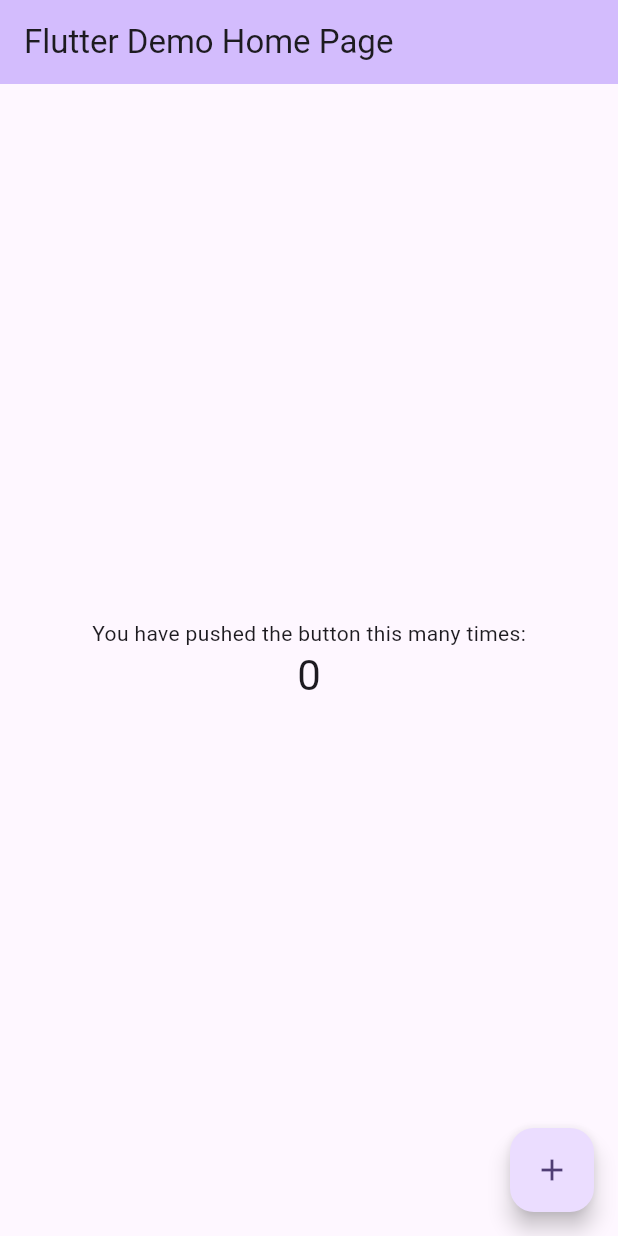
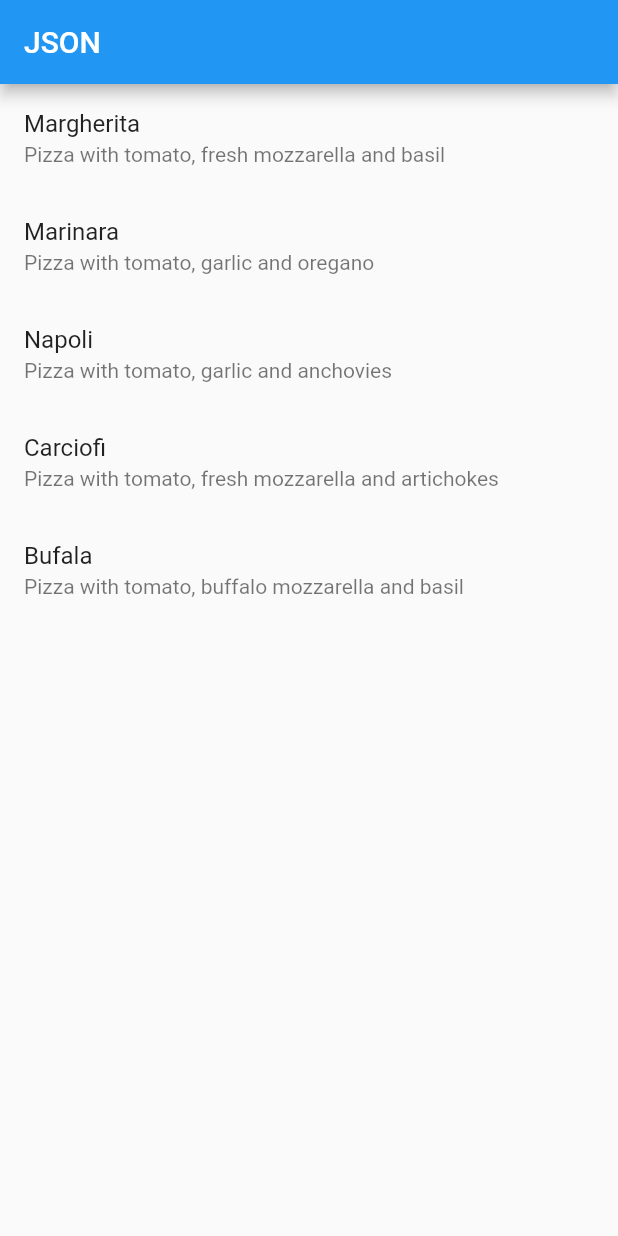
Before and after one commit to fouzia1146/Chap_nine_book, a Flutter app: the screen it shows after launch, on a phone screen of 412 x 824 dp. Run offline on Flutter 3.47's test engine with Material 2 defaults, Android fonts, the phone set to English and light mode, and no system bars; our stand-ins replace shared_preferences.

Commit message:
last commit

```diff
--- /dev/null
+++ b/assets/pizzalist.json
@@ -0,0 +1,37 @@
+[
+  {
+    "id": 1,
+    "pizzaName": "Margherita",
+    "description": "Pizza with tomato, fresh mozzarella and basil",
+    "price": 8.75,
+    "imageUrl": "images/margherita.png"
+  },
+  {
+    "id": 2,
+    "pizzaName": "Marinara",
+    "description": "Pizza with tomato, garlic and oregano",
+    "price": 7.50,
+    "imageUrl": "images/marinara.png"
+  },
+  {
+    "id": 3,
+    "pizzaName": "Napoli",
+    "description": "Pizza with tomato, garlic and anchovies",
+    "price": 9.50,
+    "imageUrl": "images/marinara.png"
+  },
+  {
+    "id": 4,
+    "pizzaName": "Carciofi",
+    "description": "Pizza with tomato, fresh mozzarella and artichokes",
+    "price": 8.80,
+    "imageUrl": "images/marinara.png"
+  },
+  {
+    "id": 5,
+    "pizzaName": "Bufala",
+    "description": "Pizza with tomato, buffalo mozzarella and basil",
+    "price": 12.50,
+    "imageUrl": "images/marinara.png"
+  }
+]
--- /dev/null
+++ b/assets/pizzalist_broken.json
@@ -0,0 +1,33 @@
+[
+  {
+    "id": "1",
+    "pizzaName": "Margherita",
+    "description": "Pizza with tomato, fresh mozzarella and basil",
+    "price": 8.75
+  },
+  {
+    "id": 2,
+    "description": 0,
+    "price": 7.50,
+    "imageUrl": "images/marinara.png"
+  },
+  {
+    "id": 3,
+    "pizzaName": "Napoli",
+    "price": 9.50,
+    "imageUrl": "images/marinara.png"
+  },
+  {
+    "id": 4,
+    "pizzaName": "Carciofi",
+    "description": "Pizza with tomato, fresh mozzarella and artichokes",
+    "price": "N/A",
+    "imageUrl": "images/marinara.png"
+  },
+  {
+    "id": 5,
+    "pizzaName": "Bufala",
+    "description": "Pizza with tomato, buffalo mozzarella and basil",
+    "imageUrl": "images/marinara.png"
+  }
+]
--- /dev/null
+++ b/lib/http_helper.dart
@@ -0,0 +1,22 @@
+import 'dart:io';
+import 'package:http/http.dart' as http;
+import 'dart:convert';
+import 'pizza.dart';
+
+class HttpHelper {
+  final String authority = '02z2g.mocklab.io';
+  final String path = 'pizzalist';
+
+  Future<List<Pizza>> getPizzaList() async {
+    final Uri url = Uri.https(authority, path);
+    final http.Response result = await http.get(url);
+    if (result.statusCode == HttpStatus.ok) {
+      final jsonResponse = json.decode(result.body);
+      List<Pizza> pizzas =
+      jsonResponse.map<Pizza>((i) => Pizza.fromJson(i)).toList();
+      return pizzas;
+    } else {
+      return [];
+    }
+  }
+}
--- a/lib/main.dart
+++ b/lib/main.dart
@@ -1,4 +1,7 @@
+import 'dart:convert';
+import './pizza.dart';
 import 'package:flutter/material.dart';
+import 'package:shared_preferences/shared_preferences.dart';
 
 void main() {
   runApp(const MyApp());
@@ -7,119 +10,83 @@ void main() {
 class MyApp extends StatelessWidget {
   const MyApp({super.key});
 
-  // This widget is the root of your application.
   @override
   Widget build(BuildContext context) {
     return MaterialApp(
       title: 'Flutter Demo',
       theme: ThemeData(
-        // This is the theme of your application.
-        //
-        // TRY THIS: Try running your application with "flutter run". You'll see
-        // the application has a blue toolbar. Then, without quitting the app,
-        // try changing the seedColor in the colorScheme below to Colors.green
-        // and then invoke "hot reload" (save your changes or press the "hot
-        // reload" button in a Flutter-supported IDE, or press "r" if you used
-        // the command line to start the app).
-        //
-        // Notice that the counter didn't reset back to zero; the application
-        // state is not lost during the reload. To reset the state, use hot
-        // restart instead.
-        //
-        // This works for code too, not just values: Most code changes can be
-        // tested with just a hot reload.
-        colorScheme: ColorScheme.fromSeed(seedColor: Colors.deepPurple),
-        useMaterial3: true,
+        primarySwatch: Colors.blue,
       ),
-      home: const MyHomePage(title: 'Flutter Demo Home Page'),
+      home: const MyHomePage(),
     );
   }
 }
 
 class MyHomePage extends StatefulWidget {
-  const MyHomePage({super.key, required this.title});
-
-  // This widget is the home page of your application. It is stateful, meaning
-  // that it has a State object (defined below) that contains fields that affect
-  // how it looks.
-
-  // This class is the configuration for the state. It holds the values (in this
-  // case the title) provided by the parent (in this case the App widget) and
-  // used by the build method of the State. Fields in a Widget subclass are
-  // always marked "final".
-
-  final String title;
+  const MyHomePage({super.key});
 
   @override
   State<MyHomePage> createState() => _MyHomePageState();
 }
 
 class _MyHomePageState extends State<MyHomePage> {
-  int _counter = 0;
+  //String pizzaString = '';
+  List<Pizza> myPizzas = [];
+  int appCounter = 0;
 
-  void _incrementCounter() {
-    setState(() {
-      // This call to setState tells the Flutter framework that something has
-      // changed in this State, which causes it to rerun the build method below
-      // so that the display can reflect the updated values. If we changed
-      // _counter without calling setState(), then the build method would not be
-      // called again, and so nothing would appear to happen.
-      _counter++;
+  @override
+  void initState() {
+    super.initState();
+    readJsonFile().then((value) {
+      setState(() {
+        myPizzas = value;
+      });
     });
+    readAndWritePreference();
   }
 
   @override
   Widget build(BuildContext context) {
-    // This method is rerun every time setState is called, for instance as done
-    // by the _incrementCounter method above.
-    //
-    // The Flutter framework has been optimized to make rerunning build methods
-    // fast, so that you can just rebuild anything that needs updating rather
-    // than having to individually change instances of widgets.
     return Scaffold(
-      appBar: AppBar(
-        // TRY THIS: Try changing the color here to a specific color (to
-        // Colors.amber, perhaps?) and trigger a hot reload to see the AppBar
-        // change color while the other colors stay the same.
-        backgroundColor: Theme.of(context).colorScheme.inversePrimary,
-        // Here we take the value from the MyHomePage object that was created by
-        // the App.build method, and use it to set our appbar title.
-        title: Text(widget.title),
-      ),
-      body: Center(
-        // Center is a layout widget. It takes a single child and positions it
-        // in the middle of the parent.
-        child: Column(
-          // Column is also a layout widget. It takes a list of children and
-          // arranges them vertically. By default, it sizes itself to fit its
-          // children horizontally, and tries to be as tall as its parent.
-          //
-          // Column has various properties to control how it sizes itself and
-          // how it positions its children. Here we use mainAxisAlignment to
-          // center the children vertically; the main axis here is the vertical
-          // axis because Columns are vertical (the cross axis would be
-          // horizontal).
-          //
-          // TRY THIS: Invoke "debug painting" (choose the "Toggle Debug Paint"
-          // action in the IDE, or press "p" in the console), to see the
-          // wireframe for each widget.
-          mainAxisAlignment: MainAxisAlignment.center,
-          children: <Widget>[
-            const Text(
-              'You have pushed the button this many times:',
-            ),
-            Text(
-              '$_counter',
-              style: Theme.of(context).textTheme.headlineMedium,
-            ),
-          ],
-        ),
-      ),
-      floatingActionButton: FloatingActionButton(
-        onPressed: _incrementCounter,
-        tooltip: 'Increment',
-        child: const Icon(Icons.add),
-      ), // This trailing comma makes auto-formatting nicer for build methods.
-    );
+        appBar: AppBar(title: const Text('JSON')),
+        body: ListView.builder(
+          itemCount: myPizzas.length,
+          itemBuilder: (context, index) {
+            return ListTile(
+              title: Text(myPizzas[index].pizzaName),
+              subtitle: Text(myPizzas[index].description),
+            );
+          },
+        ));
+  }
+
+  Future<List<Pizza>> readJsonFile() async {
+    String myString = await DefaultAssetBundle.of(context)
+        .loadString('assets/pizzalist.json');
+    List pizzaMapList = jsonDecode(myString);
+    List<Pizza> myPizzas = [];
+    for (var pizza in pizzaMapList) {
+      Pizza myPizza = Pizza.fromJson(pizza);
+      myPizzas.add(myPizza);
+    }
+    final myMap = myPizzas;
+    String json = convertToJSON(myPizzas);
+    print(json);
+
+    return myPizzas;
+  }
+
+  String convertToJSON(List<Pizza> pizzas) {
+    return jsonEncode(pizzas.map((pizza) => jsonEncode(pizza)).toList());
+  }
+
+  Future readAndWritePreference() async {
+    SharedPreferences prefs = await SharedPreferences.getInstance();
+    appCounter = prefs.getInt('appCounter') ?? 0;
+    appCounter++;
+    await prefs.setInt('appCounter', appCounter);
+    setState(() {
+      appCounter = appCounter;
+    });
   }
 }
--- /dev/null
+++ b/lib/pizza.dart
@@ -0,0 +1,24 @@
+class Pizza {
+  final int id;
+  final String pizzaName;
+  final String description;
+  final double price;
+  final String imageUrl;
+
+  Pizza.fromJson(Map<String, dynamic> json)
+      : id = json['id'],
+        pizzaName = json['pizzaName'],
+        description = json['description'],
+        price = json['price'],
+        imageUrl = json['imageUrl'];
+
+  Map<String, dynamic> toJson() {
+    return {
+      'id': id,
+      'pizzaName': pizzaName,
+      'description': description,
+      'price': price,
+      'imageUrl': imageUrl,
+    };
+  }
+}
```
Also changed, not shown: pubspec.yaml (+6 -31 lines), pubspec.lock, 3 other files.
